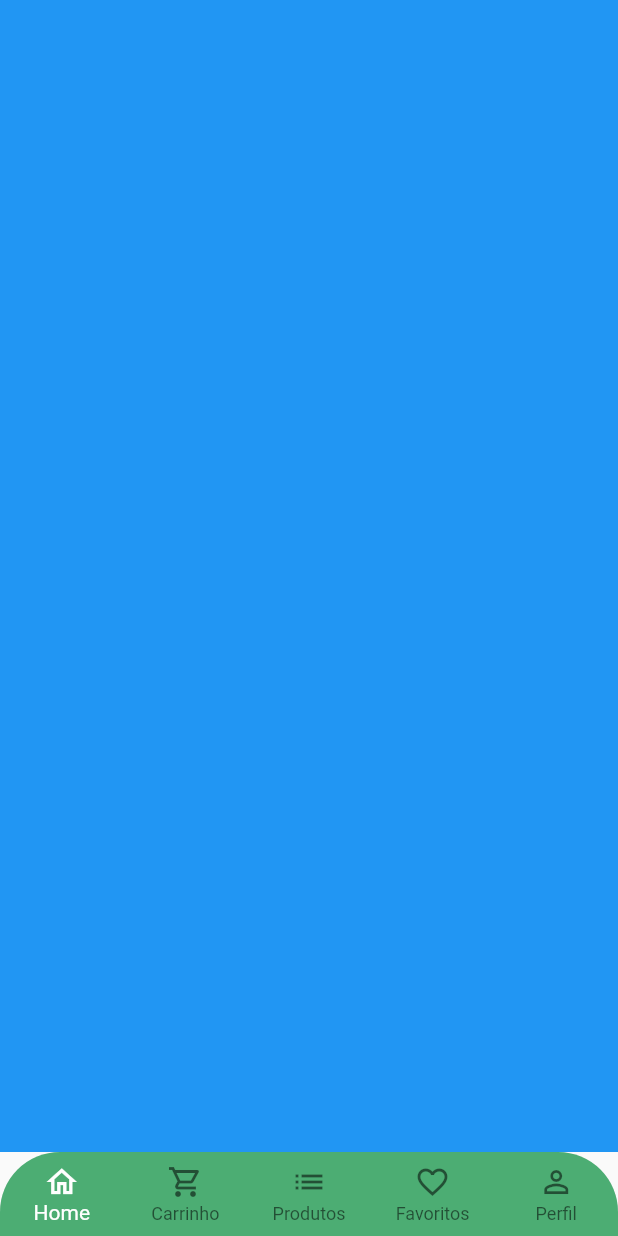
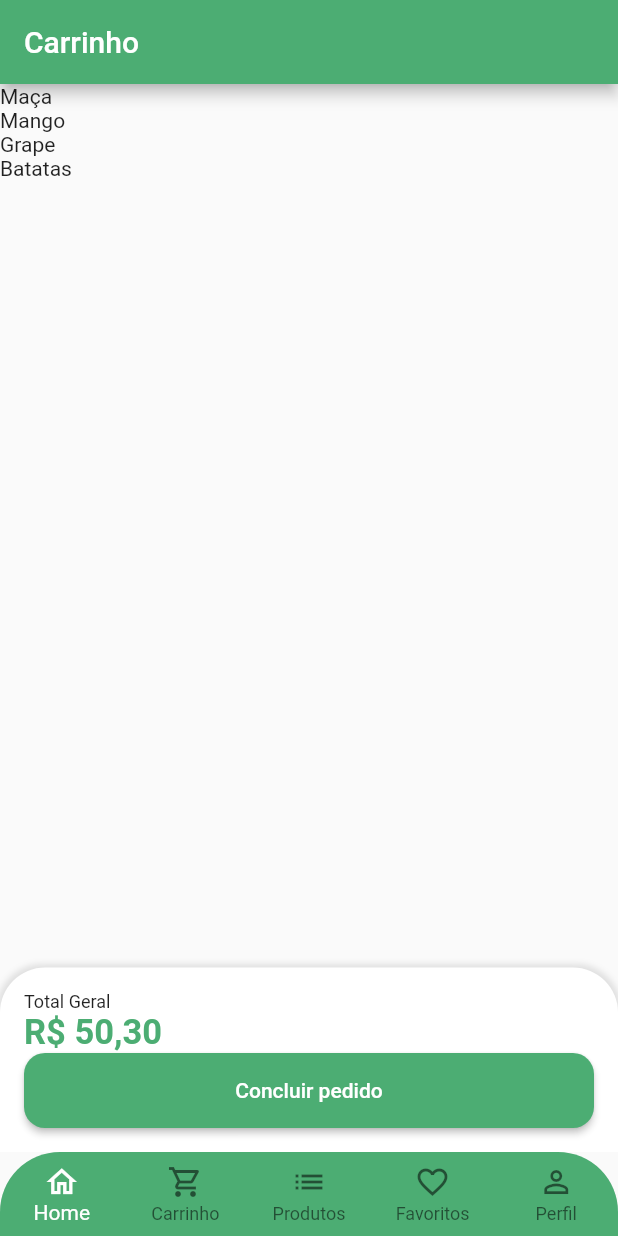
Before and after one commit to mucasantos/quitanda-flutter, a Flutter app: the BaseScreen screen opened directly, swiped to page 2, on a phone screen of 412 x 824 dp. Run offline on Flutter 3.47's test engine with Material 2 defaults, Android fonts, the phone set to English and light mode, and no system bars; our stand-ins replace animated_text_kit, badges, mask_text_input_formatter.

Commit message:
Tela de carrinho - Parte inicial

```diff
--- a/lib/config/app_data.dart
+++ b/lib/config/app_data.dart
@@ -1,3 +1,4 @@
+import 'package:quitanda/src/models/cart_item_model.dart';
 import 'package:quitanda/src/models/item_model.dart';
 
 ItemModel apple = ItemModel(
@@ -96,3 +97,10 @@ List<dynamic> categorias = [
   {'cat': 'Bolos', 'image': 'assets/images/bolos.png'},
   {'cat': 'Frutas', 'image': 'assets/images/frutas.png'},
 ];
+
+List<CartItemModel> cartItems = [
+  CartItemModel(item: apple, quantity: 2),
+  CartItemModel(item: mango, quantity: 4),
+  CartItemModel(item: grape, quantity: 6),
+  CartItemModel(item: potato, quantity: 3),
+];
--- /dev/null
+++ b/lib/src/models/cart_item_model.dart
@@ -0,0 +1,11 @@
+import 'package:quitanda/src/models/item_model.dart';
+
+class CartItemModel {
+  ItemModel item;
+  int quantity;
+
+  CartItemModel({
+    required this.item,
+    required this.quantity,
+  });
+}
--- a/lib/src/pages/base/base_screen.dart
+++ b/lib/src/pages/base/base_screen.dart
@@ -1,5 +1,6 @@
 import 'package:flutter/material.dart';
 import 'package:quitanda/config/custom_color.dart';
+import 'package:quitanda/src/pages/cart/cart_tab.dart';
 import 'package:quitanda/src/pages/home/home_tab.dart';
 
 class BaseScreen extends StatefulWidget {
@@ -21,7 +22,7 @@ class _BaseScreenState extends State<BaseScreen> {
         physics: const NeverScrollableScrollPhysics(),
         children: [
           HomeTab(),
-          Container(color: Colors.blue),
+          CartTab(),
           Container(color: Colors.purple),
           Container(color: Colors.yellow),
           Container(color: Colors.pink),
--- /dev/null
+++ b/lib/src/pages/cart/cart_tab.dart
@@ -0,0 +1,71 @@
+import 'dart:ui';
+
+import 'package:flutter/material.dart';
+import 'package:quitanda/config/app_data.dart' as appData;
+import 'package:quitanda/config/custom_color.dart';
+import 'package:quitanda/src/services/util_services.dart';
+
+class CartTab extends StatelessWidget {
+  const CartTab({Key? key}) : super(key: key);
+
+  @override
+  Widget build(BuildContext context) {
+    return Scaffold(
+      appBar: AppBar(title: const Text('Carrinho')),
+      body: Column(
+        children: [
+          Expanded(
+              child: ListView.builder(
+                  itemCount: appData.cartItems.length,
+                  itemBuilder: (_, index) {
+                    return Text(appData.cartItems[index].item.itemName);
+                  })),
+          Container(
+            padding: const EdgeInsets.all(16.0),
+            decoration: BoxDecoration(
+                color: Colors.white,
+                borderRadius:
+                    const BorderRadius.vertical(top: Radius.circular(30)),
+                boxShadow: [
+                  BoxShadow(
+                    color: Colors.grey.shade300,
+                    blurRadius: 3,
+                    spreadRadius: 2,
+                  ),
+                ]),
+            child: Column(
+              crossAxisAlignment: CrossAxisAlignment.stretch,
+              children: [
+                const Text(
+                  'Total Geral',
+                  style: TextStyle(
+                    fontSize: 12,
+                  ),
+                ),
+                Text(
+                  UtilServices.priceToCurrency(50.3),
+                  style: TextStyle(
+                    fontSize: 23,
+                    color: CustomColors.customSwatchColor,
+                    fontWeight: FontWeight.bold,
+                  ),
+                ),
+                SizedBox(
+                  height: 50,
+                  child: ElevatedButton(
+                    style: ElevatedButton.styleFrom(
+                        shape: RoundedRectangleBorder(
+                      borderRadius: BorderRadius.circular(14),
+                    )),
+                    onPressed: () {},
+                    child: const Text('Concluir pedido'),
+                  ),
+                )
+              ],
+            ),
+          ),
+        ],
+      ),
+    );
+  }
+}
```
